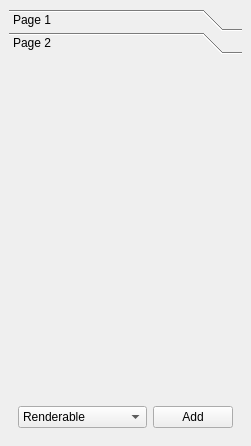
Old version of the form qteditor/QtEditor/property_view.ui in the repository nem0/LumixEngine.
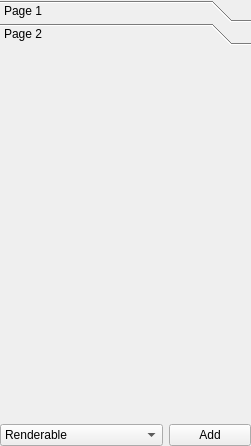
New version of the form.

What changed in the file:
```diff
--- a/qteditor/QtEditor/property_view.ui
+++ b/qteditor/QtEditor/property_view.ui
@@ -15,6 +15,21 @@
   </property>
   <widget class="QWidget" name="dockWidgetContents">
    <layout class="QVBoxLayout" name="verticalLayout">
+    <property name="spacing">
+     <number>0</number>
+    </property>
+    <property name="leftMargin">
+     <number>0</number>
+    </property>
+    <property name="topMargin">
+     <number>0</number>
+    </property>
+    <property name="rightMargin">
+     <number>0</number>
+    </property>
+    <property name="bottomMargin">
+     <number>0</number>
+    </property>
     <item>
      <widget class="QToolBox" name="components">
       <property name="currentIndex">
@@ -41,8 +56,8 @@
         <rect>
          <x>0</x>
          <y>0</y>
-         <width>233</width>
-         <height>315</height>
+         <width>251</width>
+         <height>357</height>
         </rect>
        </property>
        <attribute name="label">
@@ -54,6 +69,18 @@
     <item>
      <widget class="QWidget" name="widget" native="true">
       <layout class="QHBoxLayout" name="horizontalLayout">
+       <property name="leftMargin">
+        <number>0</number>
+       </property>
+       <property name="topMargin">
+        <number>0</number>
+       </property>
+       <property name="rightMargin">
+        <number>0</number>
+       </property>
+       <property name="bottomMargin">
+        <number>0</number>
+       </property>
        <item>
         <widget class="QComboBox" name="componentTypeCombo">
          <property name="sizePolicy">
```
Left out of the diff: 4 changed lines with no effect on the pictures.
